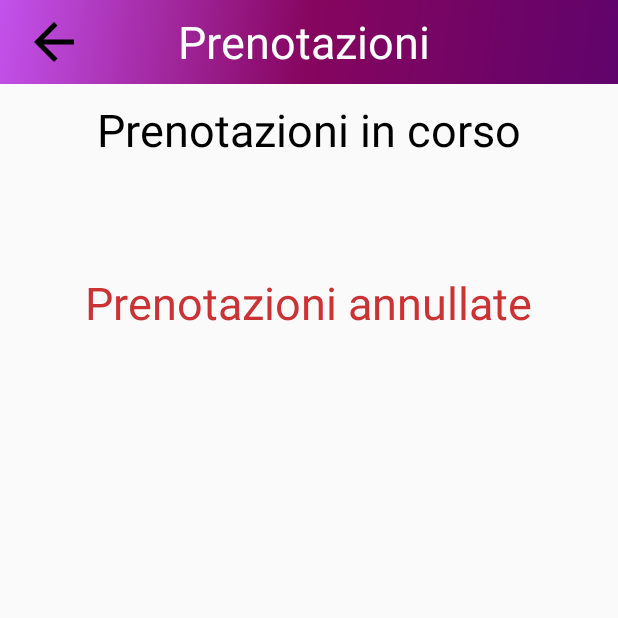
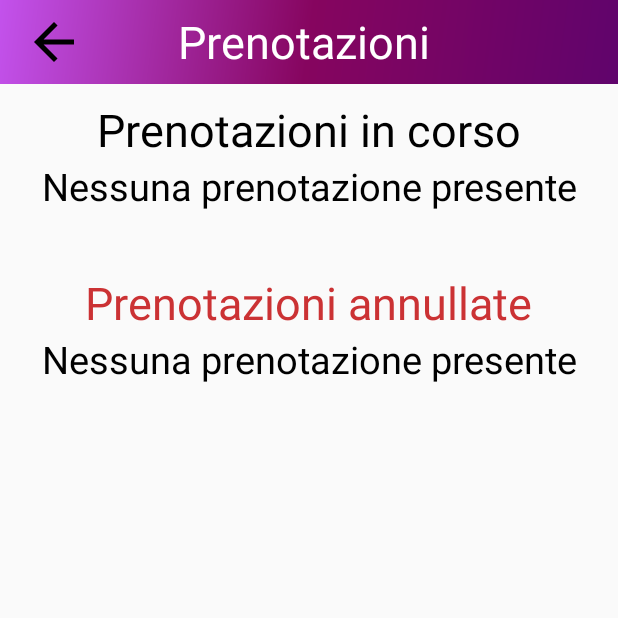
Before and after one commit to luca-ladu-95/ProjectIUM, an Android app: the PrenotazioniEffettuate screen opened directly, with no data from a screen before it, on a phone screen of 412 x 824 dp, the top half of it. Run offline under Robolectric (Android 15) with nearby library versions, the phone set to English and light mode, and no system bars.

Commit message:
porco dio

```diff
--- a/app/src/main/java/com/example/projectium/Partecipa_partita.java
+++ b/app/src/main/java/com/example/projectium/Partecipa_partita.java
@@ -76,7 +76,8 @@ public class Partecipa_partita extends AppCompatActivity {
                 bottone.setGravity(Gravity.CENTER);
                 bottone.setTextSize(TypedValue.COMPLEX_UNIT_DIP, 25);
                 bottone.setId(i);
-                bottone.setText(listaPrenotazioni.get(i).getNome_evento());
+                bottone.setText(prenotazioniInCorso.get(i).getNome_evento());
+                String debug = prenotazioniInCorso.get(i).getNome_evento();
                 linearLayout.addView(bottone);
                 final Prenotazione p = prenotazioniInCorso.get(i);
 
--- a/app/src/main/java/com/example/projectium/PrenotazioniEffettuate.java
+++ b/app/src/main/java/com/example/projectium/PrenotazioniEffettuate.java
@@ -23,6 +23,8 @@ public class PrenotazioniEffettuate extends AppCompatActivity {
 
     Persona persona;
     ArrayList<Prenotazione> prenotazioni;
+    TextView nessunaP,nessunaP2;
+    Button indietro;
     @Override
     protected void onCreate(Bundle savedInstanceState) {
         super.onCreate(savedInstanceState);
@@ -31,6 +33,9 @@ public class PrenotazioniEffettuate extends AppCompatActivity {
         /*Recupero i lay dove stampare dinamicamente i bottoni degli eventi */
         LinearLayout linearLayout1 = (LinearLayout) findViewById(R.id.layout_prenotazioni_in_corso);
         LinearLayout linearLayout2 = (LinearLayout) findViewById(R.id.layout_prenotazioni_annullate);
+        nessunaP=findViewById(R.id.testo_nessuna_prenotazione1);
+        nessunaP2=findViewById(R.id.testo_nessuna_prenotazione2);
+        indietro=findViewById(R.id.button_return_prenotazioni_effettuate);
         int i=0;
 
 
@@ -61,6 +66,7 @@ public class PrenotazioniEffettuate extends AppCompatActivity {
                 bottone.setGravity(Gravity.CENTER);
                 bottone.setTextSize(TypedValue.COMPLEX_UNIT_DIP, 25);
                 bottone.setId(i);
+                String debug = prenotazioni.get(i).getNome_evento();
                 bottone.setText(prenotazioni.get(i).getNome_evento());
 
                 if(!prenotazioni.get(i).isAnnullata()){
@@ -86,11 +92,26 @@ public class PrenotazioniEffettuate extends AppCompatActivity {
             }
         }else{
 
+            nessunaP.setText("Nessuna prenotazione presente");
+            nessunaP2.setText("Nessuna prenotazione presente");
+
 
 
         }
 
 
+        indietro.setOnClickListener(new View.OnClickListener() {
+            @Override
+            public void onClick(View v) {
+                Intent showHOME = new Intent(PrenotazioniEffettuate.this, Home.class);
+                //Inserisco la persona dentro l'intent
+                //ATTENZIONE ho messo person_da_passare e NON person_da_passare2 perchè il login va a pescare sul primo
+                showHOME.putExtra(PERSON_DA_PASSARE, persona);
+                //richiamo activity
+                startActivity(showHOME);
+                finish();
+            }
+        });
 
 
     }
--- a/app/src/main/res/layout/activity_prenotazioni_effettuate.xml
+++ b/app/src/main/res/layout/activity_prenotazioni_effettuate.xml
@@ -118,6 +118,15 @@
                         />
 
 
+                    <TextView
+                        android:id="@+id/testo_nessuna_prenotazione2"
+                        android:layout_width="match_parent"
+                        android:layout_height="wrap_content"
+                        android:textSize="25dp"
+                        android:textAlignment="center"
+                        android:textColor="@color/nero"
+                        android:text="" />
+
 
 
 
```
Also changed, not shown: app/src/main/java/com/example/projectium/PrenotazioneFactory.java (+4 -3 lines).
